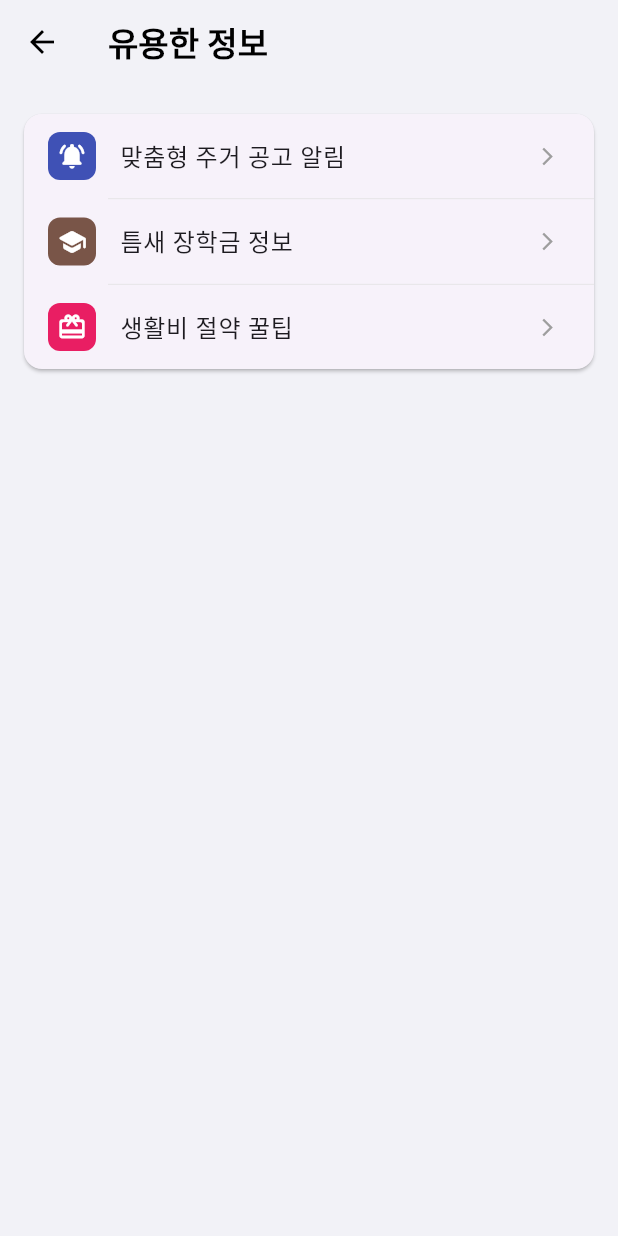
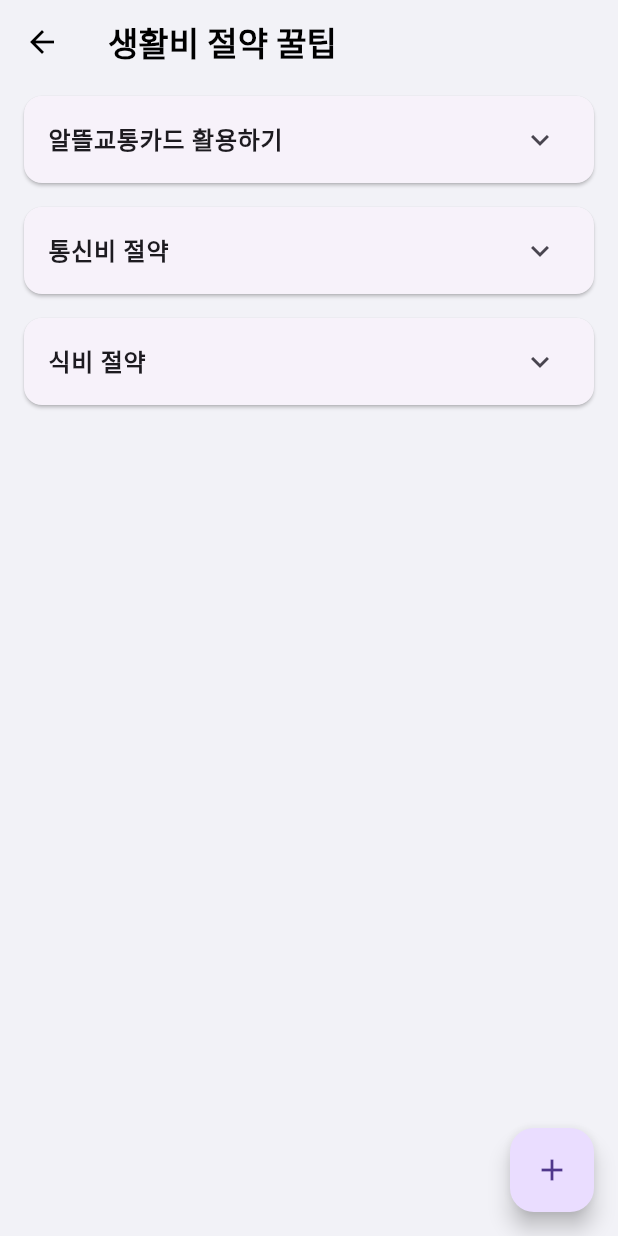
Before and after one commit to snowflower124/pj, a Flutter app: the InfoPage screen opened directly, after a tap on "생활비 절약 꿀팁", on a phone screen of 412 x 824 dp. Run offline on Flutter 3.47's test engine with Material 3 defaults, Android fonts, the phone set to English and light mode, and no system bars; our stand-ins replace file_picker, image_picker; missing offline and left inert: kakao_map_plugin; Roboto replaces fonts that are missing (Pretendard); statements that could not run were skipped.

Commit message:
ai 기능 빼고 다 구현한듯?

```diff
--- a/lib/data/database.dart
+++ b/lib/data/database.dart
@@ -1,4 +1,21 @@
+// lib/data/database.dart
+
 import 'package:zari/models/contract_model.dart';
+import 'package:zari/models/info_model.dart'; // 새로 추가
 
-// 전역 데이터 저장소 (서버 대신 임시 사용)
 List<Contract> savedContracts = [];
+
+// 생활비 절약 팁 목록 (새로 추가)
+List<SavingTip> savingTips = [
+  SavingTip(title: "알뜰교통카드 활용하기", content: "대중교통 이용 시 이동 거리에 비례하여 마일리지를 적립받을 수 있습니다. 월 15회 이상 이용 시 적립되며, 카드사 추가 할인까지 받으면 교통비를 크게 절약할 수 있습니다."),
+  SavingTip(title: "통신비 절약", content: "알뜰폰 요금제를 사용하거나, 가족 결합 할인, 선택 약정 할인 제도를 적극적으로 활용하여 고정 지출인 통신비를 줄일 수 있습니다."),
+  SavingTip(title: "식비 절약", content: "외식보다는 직접 요리하는 습관을 들이고, 장을 볼 때는 미리 계획을 세워 충동구매를 줄입니다. 대형마트의 마감 세일 시간을 활용하는 것도 좋은 방법입니다."),
+];
+
+// 계약 핵심 용어 목록 (새로 추가)
+List<ContractTerm> contractTerms = [
+  ContractTerm(term: "등기부등본", definition: "부동산의 소유권, 저당권 등 권리 관계가 기록된 공적인 문서입니다. 계약 전 반드시 확인하여 집주인이 실제 소유자인지, 집에 빚(근저당)이 얼마나 있는지 확인해야 합니다."),
+  ContractTerm(term: "확정일자", definition: "임대차 계약서가 특정 날짜에 존재했다는 사실을 법적으로 증명하는 도장입니다. 전입신고와 함께 받아두어야 보증금을 보호받는 대항력과 우선변제권이 생깁니다."),
+  ContractTerm(term: "대항력", definition: "임차인이 제3자(새로운 집주인 등)에게 임차권을 주장할 수 있는 권리입니다. 주택을 인도(이사)받고 전입신고를 마치면 다음 날 0시부터 효력이 발생합니다."),
+  ContractTerm(term: "우선변제권", definition: "집이 경매로 넘어갈 경우, 다른 채권자들보다 먼저 보증금을 돌려받을 수 있는 권리입니다. 대항력과 확정일자를 모두 갖추어야 합니다."),
+];
--- /dev/null
+++ b/lib/models/info_model.dart
@@ -0,0 +1,17 @@
+// lib/models/info_model.dart
+
+// 생활비 절약 팁을 위한 데이터 모델
+class SavingTip {
+  String title;
+  String content;
+
+  SavingTip({required this.title, required this.content});
+}
+
+// 계약 용어를 위한 데이터 모델
+class ContractTerm {
+  String term;
+  String definition;
+
+  ContractTerm({required this.term, required this.definition});
+}
--- a/lib/screens/info_page.dart
+++ b/lib/screens/info_page.dart
@@ -1,4 +1,8 @@
+// lib/screens/info_page.dart
+
 import 'package:flutter/material.dart';
+import 'package:zari/screens/contract_terms_page.dart'; // 새로 추가
+import 'package:zari/screens/saving_tips_page.dart'; // 새로 추가
 import 'package:zari/widgets/common_widgets.dart';
 
 class InfoPage extends StatelessWidget {
@@ -10,9 +14,37 @@ class InfoPage extends StatelessWidget {
       body: ListView(
         padding: const EdgeInsets.only(top: 20.0),
         children: [buildFeatureCard(children: [
-          buildListTile(icon: Icons.notifications_active_rounded, color: Colors.indigo, title: '맞춤형 주거 공고 알림', onTap: () {}),
-          buildListTile(icon: Icons.school_rounded, color: Colors.brown, title: '틈새 장학금 정보', onTap: () {}),
-          buildListTile(icon: Icons.wallet_giftcard_rounded, color: Colors.pink, title: '생활비 절약 꿀팁', onTap: () {}),
+          buildListTile(
+              icon: Icons.notifications_active_rounded,
+              color: Colors.indigo,
+              title: '맞춤형 주거 공고 알림',
+              onTap: () {}
+          ),
+          buildListTile(
+              icon: Icons.school_rounded,
+              color: Colors.brown,
+              title: '틈새 장학금 정보',
+              onTap: () {}
+          ),
+          buildListTile(
+              icon: Icons.wallet_giftcard_rounded,
+              color: Colors.pink,
+              title: '생활비 절약 꿀팁',
+              onTap: () {
+                // 👇 saving_tips_page.dart 로 이동
+                Navigator.push(context, MaterialPageRoute(builder: (context) => const SavingTipsPage()));
+              }
+          ),
+          // 👇 새로 추가된 버튼
+          buildListTile(
+              icon: Icons.book_outlined,
+              color: Colors.blueGrey,
+              title: '계약 핵심 용어 해설',
+              onTap: () {
+                // 👇 contract_terms_page.dart 로 이동
+                Navigator.push(context, MaterialPageRoute(builder: (context) => const ContractTermsPage()));
+              }
+          ),
         ])],
       ),
     );
--- /dev/null
+++ b/lib/screens/saving_tips_page.dart
@@ -0,0 +1,79 @@
+// lib/screens/saving_tips_page.dart
+
+import 'package:flutter/material.dart';
+import 'package:zari/data/database.dart';
+import 'package:zari/models/info_model.dart';
+
+class SavingTipsPage extends StatefulWidget {
+  const SavingTipsPage({super.key});
+
+  @override
+  State<SavingTipsPage> createState() => _SavingTipsPageState();
+}
+
+class _SavingTipsPageState extends State<SavingTipsPage> {
+  void _showAddTipDialog() {
+    final titleController = TextEditingController();
+    final contentController = TextEditingController();
+
+    showDialog(
+      context: context,
+      builder: (context) => AlertDialog(
+        title: const Text("새로운 꿀팁 추가"),
+        content: Column(
+          mainAxisSize: MainAxisSize.min,
+          children: [
+            TextField(controller: titleController, decoration: const InputDecoration(labelText: "제목")),
+            TextField(controller: contentController, decoration: const InputDecoration(labelText: "내용")),
+          ],
+        ),
+        actions: [
+          TextButton(onPressed: () => Navigator.pop(context), child: const Text("취소")),
+          TextButton(
+            onPressed: () {
+              if (titleController.text.isNotEmpty && contentController.text.isNotEmpty) {
+                setState(() {
+                  savingTips.add(SavingTip(
+                    title: titleController.text,
+                    content: contentController.text,
+                  ));
+                });
+                Navigator.pop(context);
+              }
+            },
+            child: const Text("추가"),
+          ),
+        ],
+      ),
+    );
+  }
+
+  @override
+  Widget build(BuildContext context) {
+    return Scaffold(
+      appBar: AppBar(title: const Text("생활비 절약 꿀팁")),
+      body: ListView.builder(
+        itemCount: savingTips.length,
+        itemBuilder: (context, index) {
+          final tip = savingTips[index];
+          return Card(
+            margin: const EdgeInsets.symmetric(horizontal: 16, vertical: 8),
+            child: ExpansionTile(
+              title: Text(tip.title, style: const TextStyle(fontWeight: FontWeight.bold)),
+              children: [
+                Padding(
+                  padding: const EdgeInsets.all(16.0),
+                  child: Text(tip.content, style: const TextStyle(height: 1.5)),
+                ),
+              ],
+            ),
+          );
+        },
+      ),
+      floatingActionButton: FloatingActionButton(
+        onPressed: _showAddTipDialog,
+        child: const Icon(Icons.add),
+      ),
+    );
+  }
+}
```
Also changed, not shown: lib/screens/contract_terms_page.dart (added, +79 -0 lines).
